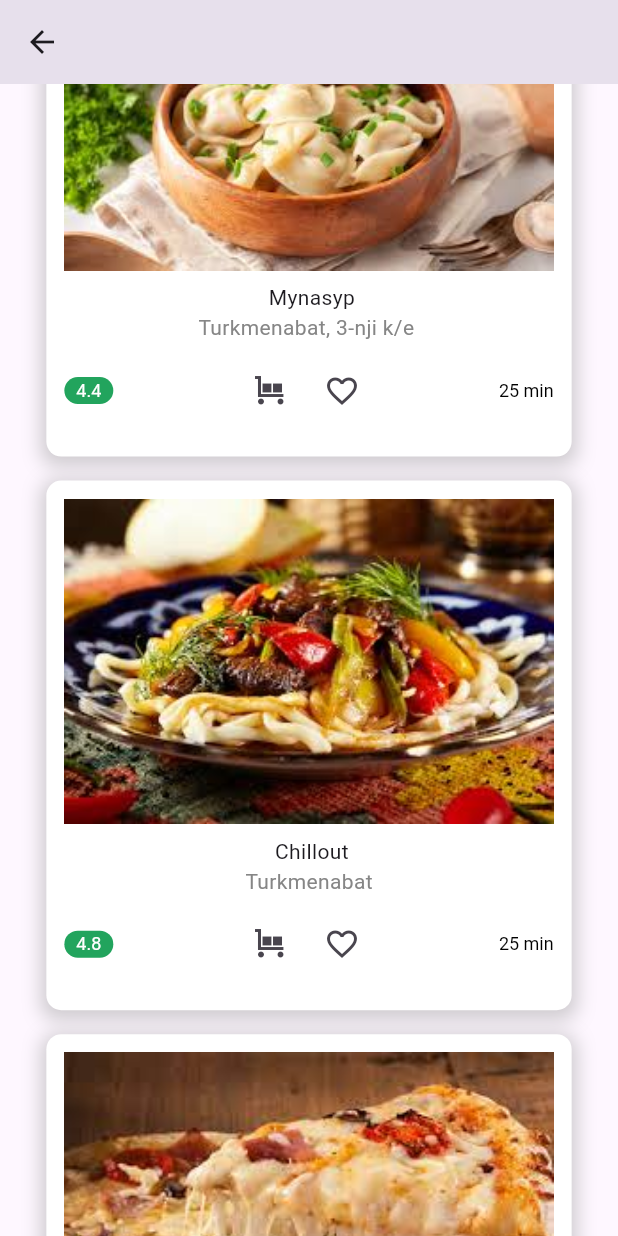
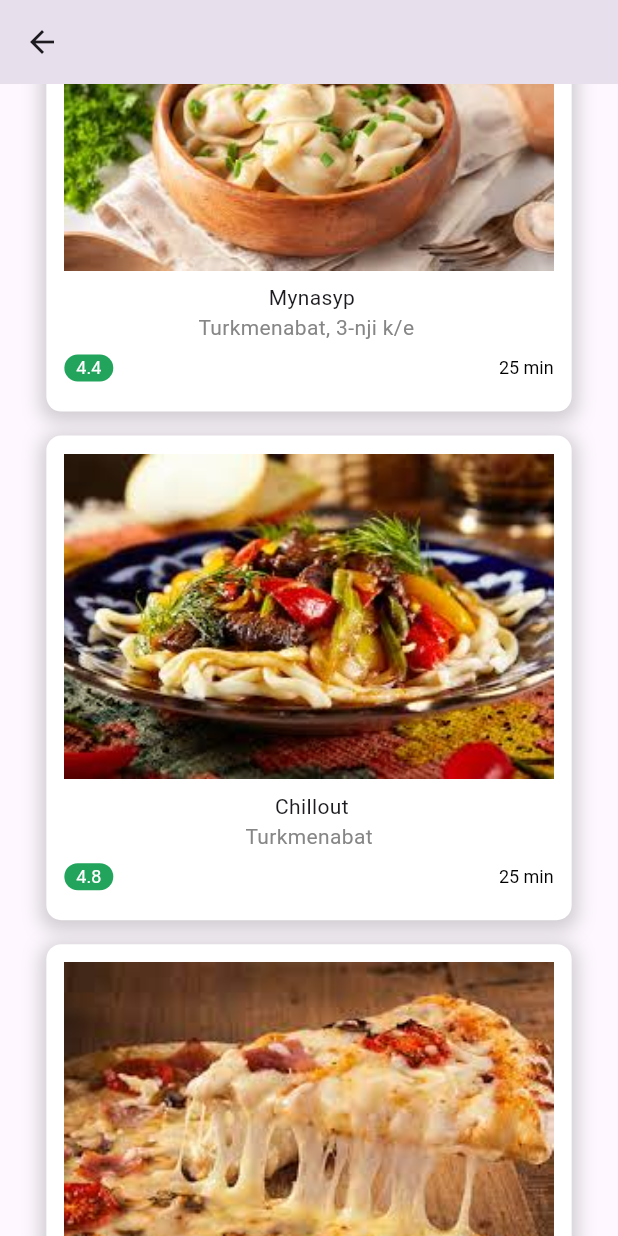
Before and after one commit to AksoltanS/DeliveryFlutterProject, a Flutter app: the PocketFood screen opened directly, scrolled down 576 dp, on a phone screen of 412 x 824 dp. Run offline on Flutter 3.47's test engine with Material 2 defaults, Android fonts, the phone set to English and light mode, and no system bars; our stand-ins replace carousel_slider, dots_indicator, google_fonts, google_nav_bar, hive, hive_flutter; accounts and stored records are empty.

Commit message:
the latest

```diff
--- a/lib/Components/GLobalVariables.dart
+++ b/lib/Components/GLobalVariables.dart
@@ -25,28 +25,32 @@ final List<Map<String, dynamic>> localShopItems = [
     "name": "Cherry",
     "image": "Assets/images/cherry.jpg",
     "prize": 12.0,
-    "colorARGB": Colors.pink.shade300.value
+    "colorARGB": Colors.pink.shade300.value,
+    "colorPrize": Colors.pink.value
   },
   {
     "type": "local",
     "name": "Watermelon",
     "image": "Assets/images/wmelon.jpg",
     "prize": 10.0,
-    "colorARGB": Colors.green.shade300.value
+    "colorARGB": Colors.green.shade300.value,
+    "colorPrize": Colors.green.value
   },
   {
     "type": "local",
     "name": "Melon",
     "image": "Assets/images/gulabi.jpg",
     "prize": 8.0,
-    "colorARGB": Colors.yellow.shade300.value
+    "colorARGB": Colors.yellow.shade300.value,
+    "colorPrize": Colors.yellow.value
   },
   {
     "type": "local",
     "name": "Grapes",
     "image": "Assets/images/sberry.jpg",
     "prize": 12.0,
-    "colorARGB": Colors.red.shade300.value
+    "colorARGB": Colors.red.shade300.value,
+    "colorPrize": Colors.red.value
   },
 ];
 List<Map<String, dynamic>> mealsCartData = [
@@ -85,6 +89,7 @@ List<Map<String, dynamic>> mealsCartData = [
 ];
 List<Map<String, dynamic>> restaurantsCartData = [
   {
+    "type": "restaurant",
     "name": " Mynasyp",
     "image": "Assets/images/borek.jpg",
     "location": "Turkmenabat, 3-nji k/e ",
@@ -92,6 +97,7 @@ List<Map<String, dynamic>> restaurantsCartData = [
     "deliveryTime": 25,
   },
   {
+    "type": "restaurant",
     "name": " Chillout",
     "image": "Assets/images/lagman.jpg",
     "location": "Turkmenabat",
@@ -99,6 +105,7 @@ List<Map<String, dynamic>> restaurantsCartData = [
     "deliveryTime": 25,
   },
   {
+    "type": "restaurant",
     "name": "Alpizza",
     "image": "Assets/images/pizza.jpg",
     "location": "Turkmenabat, Lebap sowda merkezi",
@@ -106,6 +113,7 @@ List<Map<String, dynamic>> restaurantsCartData = [
     "deliveryTime": 30,
   },
   {
+    "type": "restaurant",
     "name": "Maksatly",
     "image": "Assets/images/kebab.jpg",
     "location": "Turkmenabat, Bahar k/e",
--- a/lib/Components/restaurant_info.dart
+++ b/lib/Components/restaurant_info.dart
@@ -8,19 +8,10 @@ class RestaurantInfoCart extends StatefulWidget {
   const RestaurantInfoCart(
       {Key? key,
       required this.index,
-      required this.title,
-      required this.image,
-      required this.deliveryTime,
-      required this.prize,
-      required this.press,
-      required this.location,
       required this.isMeal,
       required this.itemMap})
       : super(key: key);
-  final String title, image, location;
-  final int deliveryTime;
-  final double prize;
-  final VoidCallback press;
+
   final bool isMeal;
   final int index;
   final Map<String, dynamic> itemMap;
@@ -34,16 +25,29 @@ class _RestaurantInfoCartState extends State<RestaurantInfoCart> {
 
   @override
   Widget build(BuildContext context) {
+    String itemName = widget.itemMap["name"];
+    String imagePath = widget.itemMap["image"];
+    String itemLocation = widget.itemMap["location"];
+    int itemDeliveryTime = widget.itemMap["deliveryTime"];
+    String itemPrice = "";
+    String itemRating = "";
+
+    if (widget.isMeal) {
+      itemPrice = widget.itemMap["prize"].toString();
+    } else {
+      itemRating = widget.itemMap["rating"].toString();
+    }
+
     double width = 0;
     if (widget.isMeal) {
       width = MediaQuery.of(context).size.width * 0.4;
     } else {
       width = MediaQuery.of(context).size.width * 0.85;
     }
-    isliked = Provider.of<FavoriteModel>(context, listen: false).checkIfLiked(widget.itemMap);
+    isliked = Provider.of<FavoriteModel>(context, listen: false)
+        .checkIfLiked(widget.itemMap);
     return InkWell(
       borderRadius: const BorderRadius.all(Radius.circular(6)),
-      onTap: widget.press,
       child: Container(
         padding: const EdgeInsets.all(12),
         decoration: BoxDecoration(
@@ -63,7 +67,7 @@ class _RestaurantInfoCartState extends State<RestaurantInfoCart> {
           crossAxisAlignment: CrossAxisAlignment.center,
           children: [
             Image.asset(
-              widget.image,
+              imagePath,
               width: width,
               fit: BoxFit.fill,
             ),
@@ -71,11 +75,11 @@ class _RestaurantInfoCartState extends State<RestaurantInfoCart> {
               height: defaultPadding / 2,
             ),
             Text(
-              widget.title,
+              itemName,
               maxLines: 1,
             ),
             Text(
-              widget.location,
+              itemLocation,
               style: const TextStyle(color: kBodyTextColor),
             ),
             Padding(
@@ -93,18 +97,23 @@ class _RestaurantInfoCartState extends State<RestaurantInfoCart> {
                         borderRadius: BorderRadius.circular(10),
                       ),
                       child: Text(
-                        widget.prize.toString(),
+                        widget.isMeal ? itemPrice : itemRating,
                         style: const TextStyle(color: Colors.white),
                       ),
                     ),
                     const Spacer(),
-                    IconButton(
+                    Visibility(
+                      visible: widget.isMeal,
+                      child: IconButton(
                           onPressed: () {
                             Provider.of<FoodModel>(context, listen: false)
                                 .addItemToCart(widget.index);
                           },
                           icon: const Icon(Icons.trolley)),
-                    IconButton(
+                    ),
+                    Visibility(
+                      visible: widget.isMeal,
+                      child: IconButton(
                           onPressed: () {
                             Provider.of<FavoriteModel>(context, listen: false)
                                 .likeButtonToggled(widget.itemMap);
@@ -113,9 +122,11 @@ class _RestaurantInfoCartState extends State<RestaurantInfoCart> {
                             });
                           },
                           icon: Icon(
-                            isliked ? Icons.favorite : Icons.favorite_border)),
+                              isliked ? Icons.favorite : Icons.favorite_border,
+                              color: Colors.red)),
+                    ),
                     const Spacer(),
-                    Text("${widget.deliveryTime} min"),
+                    Text("$itemDeliveryTime min"),
                   ],
                 ),
               ),
--- a/lib/Screens/pocket_food.dart
+++ b/lib/Screens/pocket_food.dart
@@ -8,10 +8,9 @@ import 'package:food_delivery_flutter_app/Styles/appstyle.dart';
 import 'package:food_delivery_flutter_app/constants.dart';
 
 class PocketFood extends StatefulWidget {
-   const PocketFood({Key? key}) : super(key: key);
+  const PocketFood({Key? key}) : super(key: key);
 
   @override
-
   _PocketFoodState createState() => _PocketFoodState();
 }
 
@@ -86,15 +85,9 @@ class _PocketFoodState extends State<PocketFood> with TickerProviderStateMixin {
                   (index) => Padding(
                     padding: const EdgeInsets.only(left: defaultPadding),
                     child: RestaurantInfoCart(
+                      isMeal: true,
                       index: index,
-                      title: mealsCartData[index]["name"],
-                      location: mealsCartData[index]["location"],
-                      image: mealsCartData[index]["image"],
-                      deliveryTime: mealsCartData[index]["deliveryTime"],
-                      prize: mealsCartData[index]["prize"],
-                      isMeal: true,
                       itemMap: mealsCartData[index],
-                      press: () {},
                     ),
                   ),
                 ),
@@ -121,15 +114,8 @@ class _PocketFoodState extends State<PocketFood> with TickerProviderStateMixin {
                       padding: const EdgeInsets.only(top: defaultPadding),
                       child: RestaurantInfoCart(
                         index: index,
-                        title: restaurantsCartData[index]["name"],
-                        location: restaurantsCartData[index]["location"],
-                        image: restaurantsCartData[index]["image"],
-                        deliveryTime: restaurantsCartData[index]
-                            ["deliveryTime"],
-                        prize: restaurantsCartData[index]["rating"],
                         isMeal: false,
-                        itemMap: mealsCartData[index],
-                        press: () {},
+                        itemMap: restaurantsCartData[index],
                       ),
                     ),
                   ),
--- a/lib/Screens/pocket_local.dart
+++ b/lib/Screens/pocket_local.dart
@@ -60,10 +60,6 @@ class PocketLocal extends StatelessWidget {
                     ),
                     itemBuilder: (context, index) {
                       return GroceryItemTile(
-                          itemName: localShopItems[index]["name"],
-                          itemPrice: localShopItems[index]["prize"].toString(),
-                          imagePath: localShopItems[index]["image"],
-                          colorValue: localShopItems[index]["colorARGB"],
                           itemMap: localShopItems[index],
                           onPressed: () {
                             localNotifier.addItemToCart(index);
```
Also changed, not shown: lib/Components/grocery_item_tile.dart (+16 -18 lines). Lines whose indentation alone changed are shown as unchanged.
